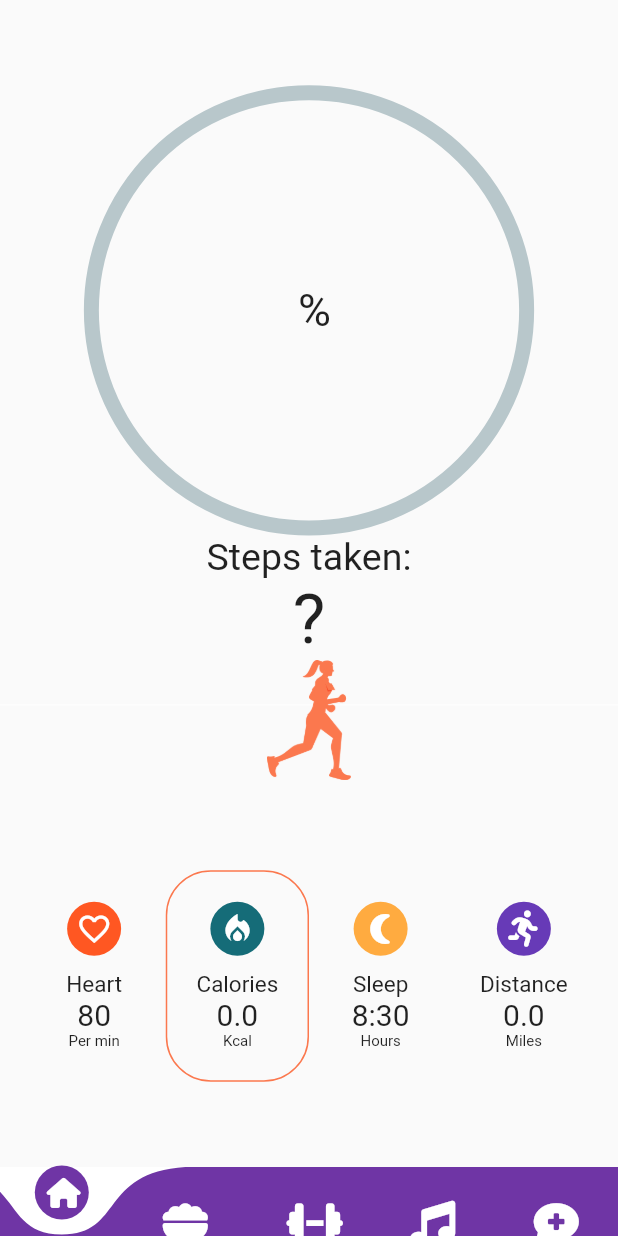
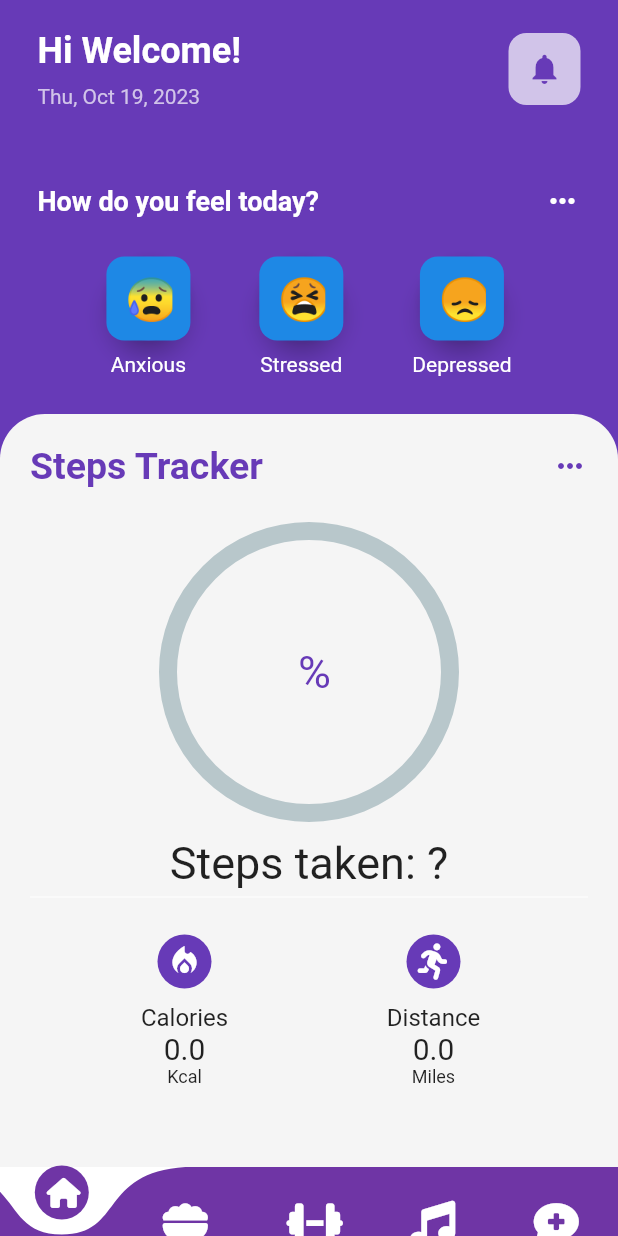
Before and after one commit to Piyushhpatel/Mindswell, a Flutter app: the DashBoard screen opened directly, on a phone screen of 412 x 824 dp. Run offline on Flutter 3.47's test engine with Material 2 defaults, Android fonts, the phone set to English and light mode, and no system bars; drawn by our look-alikes of curved_navigation_bar, percent_indicator; our stand-ins replace carousel_slider, flutter_svg, font_awesome_flutter, google_fonts, hexcolor, pedometer and 2 more; missing offline and left inert: dialog_flowtter, shared_preferences_web; accounts and stored records are empty.

Commit message:
Added Pedometer

```diff
--- a/lib/home/dashboard.dart
+++ b/lib/home/dashboard.dart
@@ -2,6 +2,7 @@
 
 import 'package:curved_navigation_bar/curved_navigation_bar.dart';
 import 'package:flutter/material.dart';
+import 'package:mindswells/home/screens/HomeScreen/main_screen.dart';
 import 'package:mindswells/home/screens/fifth.dart';
 import 'package:mindswells/home/screens/fourth.dart';
 import 'package:mindswells/home/screens/pedometer_1.dart';
@@ -27,12 +28,12 @@ class _DashBoardState extends State<DashBoard> {
   double bmi = 0.0;
 
   final Exercise _sites = new Exercise();
-  final Stepcount _dashboard = new Stepcount();
+  final MainScreen _dashboard = new MainScreen();
   final Second _clients = new Second();
   final Fourth _flutterpages = new Fourth();
   final Fifth _pageother = new Fifth();
 
-  Widget _showPage = new Stepcount();
+  Widget _showPage = new MainScreen();
 
   Widget _pageChooser(int page) {
     switch (page) {
--- /dev/null
+++ b/lib/home/screens/HomeScreen/main_screen.dart
@@ -0,0 +1,228 @@
+import 'package:flutter/material.dart';
+import 'package:mindswells/home/screens/pedometer_1.dart';
+import 'package:mindswells/theme/dimensions.dart';
+import 'package:mindswells/theme/emoticons.dart';
+import 'package:intl/intl.dart';
+
+class MainScreen extends StatefulWidget {
+  const MainScreen({Key? key}) : super(key: key);
+
+  @override
+  State<MainScreen> createState() => _HomePageState();
+}
+
+class _HomePageState extends State<MainScreen> {
+  var dt = DateTime.now();
+  var newFormat = DateFormat("yMMMEd");
+
+  @override
+  Widget build(BuildContext context) {
+    return Scaffold(
+      backgroundColor: Colors.deepPurple,
+      // bottomNavigationBar: BottomNavigationBar(items: [
+      //   BottomNavigationBarItem(icon: Icon(Icons.home), label: ''),
+      //   BottomNavigationBarItem(icon: Icon(Icons.message), label: ''),
+      //   BottomNavigationBarItem(icon: Icon(Icons.person), label: ''),
+      // ]),
+      body: SafeArea(
+          child: Column(
+        children: [
+          Padding(
+            padding: const EdgeInsets.symmetric(horizontal: 25),
+            child: Column(
+              children: [
+                SizedBox(
+                  height: Dimensions.height20,
+                ),
+                //greeting row
+                Row(
+                  mainAxisAlignment: MainAxisAlignment.spaceBetween,
+                  children: [
+                    Column(
+                      crossAxisAlignment: CrossAxisAlignment.start,
+                      children: [
+                        Text(
+                          'Hi Welcome!',
+                          style: TextStyle(
+                              color: Colors.white,
+                              fontSize: 24,
+                              fontWeight: FontWeight.bold),
+                        ),
+                        SizedBox(height: 8),
+                        Text(
+                          newFormat.format(dt),
+                          style: TextStyle(color: Colors.deepPurple[100]),
+                        )
+                      ],
+                    ),
+                    Container(
+                      padding: EdgeInsets.all(12),
+                      decoration: BoxDecoration(
+                          color: Colors.deepPurple[100],
+                          borderRadius: BorderRadius.circular(12)),
+                      child: Icon(
+                        Icons.notifications,
+                        color: Colors.deepPurple,
+                      ),
+                    )
+                  ],
+                ),
+
+                SizedBox(height: 25),
+
+                //search bar
+
+                // Container(
+                //   padding: EdgeInsets.all(12),
+                //   decoration: BoxDecoration(
+                //       color: const Color.fromARGB(255, 198, 169, 255),
+                //       borderRadius: BorderRadius.circular(12)),
+                //   child: Row(
+                //     children: [
+                //       Icon(
+                //         Icons.search,
+                //         color: Colors.deepPurple,
+                //       ),
+                //       SizedBox(
+                //         width: 5,
+                //       ),
+                //       Text(
+                //         'Search',
+                //         style: TextStyle(color: Colors.deepPurple),
+                //       )
+                //     ],
+                //   ),
+                // ),
+
+                // how do you feel
+
+                SizedBox(height: 25),
+
+                Row(
+                  mainAxisAlignment: MainAxisAlignment.spaceBetween,
+                  children: [
+                    Text(
+                      'How do you feel today?',
+                      style: TextStyle(
+                          color: Colors.white,
+                          fontSize: 18,
+                          fontWeight: FontWeight.bold),
+                    ),
+                    Icon(
+                      Icons.more_horiz,
+                      color: Colors.white,
+                    ),
+                  ],
+                ),
+
+                // 4 faces
+                SizedBox(height: 25),
+                Row(
+                  mainAxisAlignment: MainAxisAlignment.spaceEvenly,
+                  children: [
+                    Column(
+                      children: [
+                        FloatingActionButton(
+                          onPressed: () {},
+                          child: Emoticons(
+                            emoticons: "😰",
+                          ),
+                        ),
+                        SizedBox(height: 8),
+                        Text(
+                          'Anxious',
+                          style: TextStyle(color: Colors.white),
+                        )
+                      ],
+                    ),
+                    Column(
+                      children: [
+                        FloatingActionButton(
+                          onPressed: () {},
+                          child: Emoticons(
+                            emoticons: "😫",
+                          ),
+                        ),
+                        SizedBox(height: 8),
+                        Text(
+                          'Stressed',
+                          style: TextStyle(color: Colors.white),
+                        )
+                      ],
+                    ),
+                    Column(
+                      children: [
+                        FloatingActionButton(
+                          onPressed: () {},
+                          child: Emoticons(
+                            emoticons: "😞",
+                          ),
+                        ),
+                        SizedBox(height: 8),
+                        Text(
+                          'Depressed',
+                          style: TextStyle(color: Colors.white),
+                        )
+                      ],
+                    ),
+                    // Column(
+                    //   children: [
+                    //     Emoticons(
+                    //       emoticons: "😇",
+                    //     ),
+                    //     SizedBox(height: 8),
+                    //     Text(
+                    //       'Excellent',
+                    //       style: TextStyle(color: Colors.white),
+                    //     )
+                    //   ],
+                    // ),
+                  ],
+                ),
+              ],
+            ),
+          ),
+
+          SizedBox(height: 25),
+
+          // Exercise
+          Expanded(
+              child: Container(
+            decoration: BoxDecoration(
+              borderRadius: BorderRadius.only(
+                  topLeft: Radius.circular(30), topRight: Radius.circular(30)),
+              color: Colors.grey[100],
+            ),
+            padding: EdgeInsets.all(20),
+            child: Center(
+              child: Column(
+                children: [
+                  // Exercise heading
+                  Row(
+                    mainAxisAlignment: MainAxisAlignment.spaceBetween,
+                    children: [
+                      Text(
+                        'Steps Tracker',
+                        style: TextStyle(
+                            fontSize: Dimensions.height25,
+                            fontWeight: FontWeight.w600,
+                            color: Colors.deepPurple),
+                      ),
+                      Icon(
+                        Icons.more_horiz,
+                        color: Colors.deepPurple,
+                      ),
+                    ],
+                  ),
+
+                  SizedBox(height: Dimensions.height10),
+                  Expanded(child: Stepcount()),
+                ],
+              ),
+            ),
+          ))
+        ],
+      )),
+    );
+  }
+}
--- a/lib/home/screens/pedometer_1.dart
+++ b/lib/home/screens/pedometer_1.dart
@@ -1,10 +1,8 @@
 import 'package:flutter/material.dart';
-import 'package:mindswells/theme/dimensions.dart';
-import 'package:mindswells/theme/my_colors.dart';
 import 'package:font_awesome_flutter/font_awesome_flutter.dart';
 import 'dart:async';
 import 'package:pedometer/pedometer.dart';
-// import 'package:permission_handler/permission_handler.dart';
+import 'package:permission_handler/permission_handler.dart';
 import 'package:percent_indicator/percent_indicator.dart';
 
 class Stepcount extends StatefulWidget {
@@ -26,22 +24,26 @@ class _StepcountState extends State<Stepcount> {
     return d.toString().substring(0, 19);
   }
 
-  // void checkPermission() async {
-  //   var status = await Permission.activityRecognition.status;
-  //   if (status.isDenied) {
-  //     var activity_permission = await Permission.activityRecognition.request();
-  //     // We didn't ask for permission yet or the permission has been denied before but not permanently.
-  //   }
-  //   if (await Permission.location.isRestricted) {
-  //     // The OS restricts access, for example because of parental controls.
-  //   }
-  // }
+  Future<void> checkPermission() async {
+    var status = await Permission.activityRecognition.status;
+
+    if (status.isDenied) {
+      var activityPermissionStatus =
+          await Permission.activityRecognition.request();
+
+      if (activityPermissionStatus.isGranted) {
+        // Permission has been granted. You can perform your activities here.
+      } else {
+        // Permission request was denied. You may want to handle this case.
+      }
+    }
+  }
 
   @override
   void initState() {
     super.initState();
-    // checkPermission();
     initPlatformState();
+    checkPermission();
   }
 
   void calculateMiles(steps) {
@@ -83,7 +85,7 @@ class _StepcountState extends State<Stepcount> {
   void onPedestrianStatusError(error) {
     print('onPedestrianStatusError: $error');
     setState(() {
-      _status = 'Pedestrian Status not available';
+      _status = '?';
     });
     print(_status);
   }
@@ -91,7 +93,7 @@ class _StepcountState extends State<Stepcount> {
   void onStepCountError(error) {
     print('onStepCountError: $error');
     setState(() {
-      _steps = 'Step Count not available';
+      _steps = '?';
     });
   }
 
@@ -109,109 +111,64 @@ class _StepcountState extends State<Stepcount> {
 
   @override
   Widget build(BuildContext context) {
-    return MaterialApp(
-      home: Scaffold(
-        body: Center(
+    return Center(
+      child: SingleChildScrollView(
         child: Column(
-            mainAxisAlignment: MainAxisAlignment.center,
           children: <Widget>[
             CircularPercentIndicator(
-                radius: Dimensions.radius150,
-                lineWidth: Dimensions.height10,
+              radius: 100.0,
+              lineWidth: 12.0,
               percent: _stepsPer,
               animation: true,
-                center:
-                    Text("$_stepsPercent %", style: TextStyle(fontSize: 30)),
-                progressColor: MyColor.secondary,
+              center: Text("$_stepsPercent %",
+                  style: TextStyle(fontSize: 30, color: Colors.deepPurple)),
+              progressColor: Colors.deepPurple,
+            ),
+            SizedBox(
+              height: 10,
             ),
             Text(
-                'Steps taken:',
-                style: TextStyle(fontSize: Dimensions.height25),
-              ),
-              Text(
-                _steps,
-                style: TextStyle(fontSize: Dimensions.height46),
+              'Steps taken: $_steps',
+              style: TextStyle(fontSize: 30),
             ),
             Divider(
-                height: Dimensions.height60,
+              height: 10,
               thickness: 0,
               color: Colors.white,
             ),
             Container(
-                height: Dimensions.height80,
-                transform: Matrix4.translationValues(0.0, -60, 0.0),
-                child: Image.asset('assets/marathon.png'),
-              ),
-              Container(
-                padding: EdgeInsets.symmetric(horizontal: Dimensions.width15),
+              padding: EdgeInsets.symmetric(horizontal: 20),
               child: Row(
                 children: [
                   Expanded(
+                    child: Container(
+                      padding: EdgeInsets.symmetric(vertical: 20),
                       child: Column(
                         children: [
                           Container(
-                            padding: EdgeInsets.all(Dimensions.height6),
+                            padding: EdgeInsets.all(6),
                             decoration: BoxDecoration(
                                 shape: BoxShape.circle,
-                                color: Colors.deepOrange),
-                            child: Icon(
-                              Icons.favorite_border,
-                              color: Colors.white,
-                            ),
-                          ),
-                          SizedBox(
-                            height: Dimensions.height10,
-                          ),
-                          Text(
-                            "Heart",
-                            style: TextStyle(fontSize: Dimensions.height15),
-                          ),
-                          Text(
-                            "80",
-                            style: TextStyle(fontSize: Dimensions.height20),
-                          ),
-                          Text(
-                            "Per min",
-                            style: TextStyle(fontSize: Dimensions.height10),
-                          )
-                        ],
-                      ),
-                    ),
-                    Expanded(
-                      child: Container(
-                        padding:
-                            EdgeInsets.symmetric(vertical: Dimensions.height20),
-                        decoration: BoxDecoration(
-                          border: Border.all(color: MyColor.secondary),
-                          borderRadius: BorderRadius.all(
-                              Radius.circular(Dimensions.height30)),
-                        ),
-                        child: Column(
-                          children: [
-                            Container(
-                              padding: EdgeInsets.all(Dimensions.height6),
-                              decoration: BoxDecoration(
-                                  shape: BoxShape.circle,
-                                  color: MyColor.primary),
+                                color: Colors.deepPurple),
                             child: Icon(
                               Icons.local_fire_department_sharp,
                               color: Colors.white,
                             ),
                           ),
                           SizedBox(
-                              height: Dimensions.height10,
+                            height: 10,
                           ),
                           Text(
                             "Calories",
-                              style: TextStyle(fontSize: Dimensions.height15),
+                            style: TextStyle(fontSize: 16.0),
                           ),
                           Text(
                             "$_calories",
-                              style: TextStyle(fontSize: Dimensions.height20),
+                            style: TextStyle(fontSize: 20),
                           ),
                           Text(
                             "Kcal",
-                              style: TextStyle(fontSize: Dimensions.height10),
+                            style: TextStyle(fontSize: 12.0),
                           )
                         ],
                       ),
@@ -221,60 +178,28 @@ class _StepcountState extends State<Stepcount> {
                     child: Column(
                       children: [
                         Container(
-                            padding: EdgeInsets.all(Dimensions.height6),
+                          padding: EdgeInsets.all(6),
                           decoration: BoxDecoration(
-                                shape: BoxShape.circle,
-                                color: Colors.orangeAccent),
-                            child: Icon(
-                              Icons.nightlight_round,
-                              color: Colors.white,
-                            ),
-                          ),
-                          SizedBox(
-                            height: Dimensions.height10,
-                          ),
-                          Text(
-                            "Sleep",
-                            style: TextStyle(fontSize: Dimensions.height15),
-                          ),
-                          Text(
-                            "8:30",
-                            style: TextStyle(fontSize: Dimensions.height20),
-                          ),
-                          Text(
-                            "Hours",
-                            style: TextStyle(fontSize: Dimensions.height10),
-                          )
-                        ],
-                      ),
-                    ),
-                    Expanded(
-                      child: Column(
-                        children: [
-                          Container(
-                            padding: EdgeInsets.all(Dimensions.height6),
-                            decoration: BoxDecoration(
-                                shape: BoxShape.circle,
-                                color: Colors.deepPurple),
+                              shape: BoxShape.circle, color: Colors.deepPurple),
                           child: Icon(
                             FontAwesomeIcons.running,
                             color: Colors.white,
                           ),
                         ),
                         SizedBox(
-                            height: Dimensions.height10,
+                          height: 10,
                         ),
                         Text(
                           "Distance",
-                            style: TextStyle(fontSize: Dimensions.height15),
+                          style: TextStyle(fontSize: 16.0),
                         ),
                         Text(
                           "$_distance",
-                            style: TextStyle(fontSize: Dimensions.height20),
+                          style: TextStyle(fontSize: 20),
                         ),
                         Text(
                           "Miles",
-                            style: TextStyle(fontSize: Dimensions.height10),
+                          style: TextStyle(fontSize: 12.0),
                         )
                       ],
                     ),
@@ -285,7 +210,6 @@ class _StepcountState extends State<Stepcount> {
           ],
         ),
       ),
-      ),
     );
   }
 }
--- a/lib/home/screens/third.dart
+++ b/lib/home/screens/third.dart
@@ -46,7 +46,7 @@ class Exercise extends StatefulWidget {
 }
 
 class _ExerciseState extends State<Exercise> {
-  int _current = 0;
+  // int _current = 0;
 
   @override
   void initState() {
--- a/lib/main.dart
+++ b/lib/main.dart
@@ -1,3 +1,5 @@
+import 'package:mindswells/home/home_screen.dart';
+import 'package:mindswells/home/screens/HomeScreen/main_screen.dart';
 import 'package:mindswells/pages/splash_screen.dart';
 import 'package:flutter/material.dart';
 
@@ -12,9 +14,9 @@ class MyApp extends StatelessWidget {
       debugShowCheckedModeBanner: false,
       title: 'MindsWell',
       theme: ThemeData(
-        primarySwatch: Colors.blue,
+        primarySwatch: Colors.deepPurple,
       ),
-      home: const SplashScreen(),
+      home: const HomeScreen(),
     );
   }
 }
--- a/lib/theme/dimensions.dart
+++ b/lib/theme/dimensions.dart
@@ -15,6 +15,7 @@ class Dimensions {
   static double height150 = screenHeight / 5.77;
   static double height200 = screenHeight / 4.33;
   static double height250 = screenHeight / 3.46;
+  static double height350 = screenHeight / 2.47;
 
   static double radius150 = screenHeight / 5.77;
 
--- /dev/null
+++ b/lib/theme/emoticons.dart
@@ -0,0 +1,20 @@
+import 'package:flutter/material.dart';
+
+class Emoticons extends StatelessWidget {
+  final String emoticons;
+  const Emoticons({Key? key, required this.emoticons}) : super(key: key);
+
+  @override
+  Widget build(BuildContext context) {
+    return Container(
+      padding: EdgeInsets.all(12),
+      decoration: BoxDecoration(
+          color: Colors.blue[600], borderRadius: BorderRadius.circular(12)),
+      child: Center(
+          child: Text(
+        emoticons,
+        style: TextStyle(fontSize: 28),
+      )),
+    );
+  }
+}
--- /dev/null
+++ b/lib/theme/excercise.dart
@@ -0,0 +1,72 @@
+import 'package:flutter/material.dart';
+
+class ExerciseTile extends StatelessWidget {
+  final icon;
+  final String exerciseName;
+  final int numberOfExercises;
+  final color;
+
+  const ExerciseTile({
+    Key? key,
+    required this.icon,
+    required this.exerciseName,
+    required this.numberOfExercises,
+    required this.color,
+  }) : super(key: key);
+
+  @override
+  Widget build(BuildContext context) {
+    return Padding(
+      padding: const EdgeInsets.only(bottom: 12),
+      child: Container(
+        padding: EdgeInsets.all(16),
+        decoration: BoxDecoration(
+            color: Colors.white, borderRadius: BorderRadius.circular(12)),
+        child: Row(
+          mainAxisAlignment: MainAxisAlignment.spaceBetween,
+          children: [
+            Row(
+              children: [
+                ClipRRect(
+                  child: Container(
+                    child: Icon(
+                      icon,
+                      color: Colors.white,
+                    ),
+                    padding: EdgeInsets.all(16),
+                    color: color,
+                  ),
+                  borderRadius: BorderRadius.circular(12),
+                ),
+                SizedBox(width: 12),
+                Column(
+                  crossAxisAlignment: CrossAxisAlignment.start,
+                  children: [
+                    //title
+                    Text(
+                      exerciseName,
+                      style:
+                          TextStyle(fontWeight: FontWeight.bold, fontSize: 16),
+                    ),
+                    SizedBox(
+                      height: 5,
+                    ),
+                    //sub title
+                    Text(
+                      numberOfExercises.toString() + ' Exercises',
+                      style: TextStyle(
+                          fontWeight: FontWeight.bold,
+                          fontSize: 14,
+                          color: Colors.grey),
+                    ),
+                  ],
+                )
+              ],
+            ),
+            Icon(Icons.more_horiz),
+          ],
+        ),
+      ),
+    );
+  }
+}
--- a/pubspec.yaml
+++ b/pubspec.yaml
@@ -47,6 +47,9 @@ dependencies:
   dialog_flowtter: ^0.2.0-nullsafety.0
   hexcolor: ^3.0.1
   flutter_launcher_icons: ^0.13.1
+  intl: ^0.18.1
+  sensors_plus: ^3.1.0
+  permission_handler: ^11.0.1
 
 dev_dependencies:
   flutter_test:
```
Also changed, not shown: pubspec.lock, 4 other files. Lines whose indentation alone changed are shown as unchanged.
